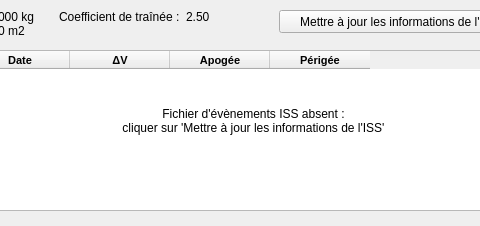
Old version of the form src/interface/onglets/donnees/informationsiss.ui in the repository mconsidine/previsat_archive; both pictures show x 141 to 621 and y 0 to 226 of the 792 by 226 pixel window.
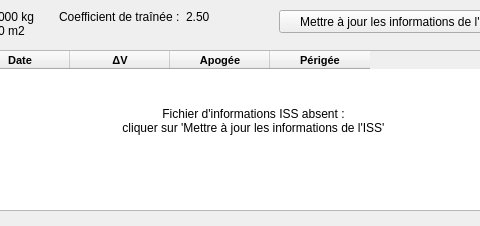
New version of the form.

```diff
--- a/src/interface/onglets/donnees/informationsiss.ui
+++ b/src/interface/onglets/donnees/informationsiss.ui
@@ -203,7 +203,7 @@
     </rect>
    </property>
    <property name="text">
-    <string>Fichier d'évènements ISS absent :
+    <string>Fichier d'informations ISS absent :
 cliquer sur 'Mettre à jour les informations de l'ISS'</string>
    </property>
    <property name="alignment">
```
